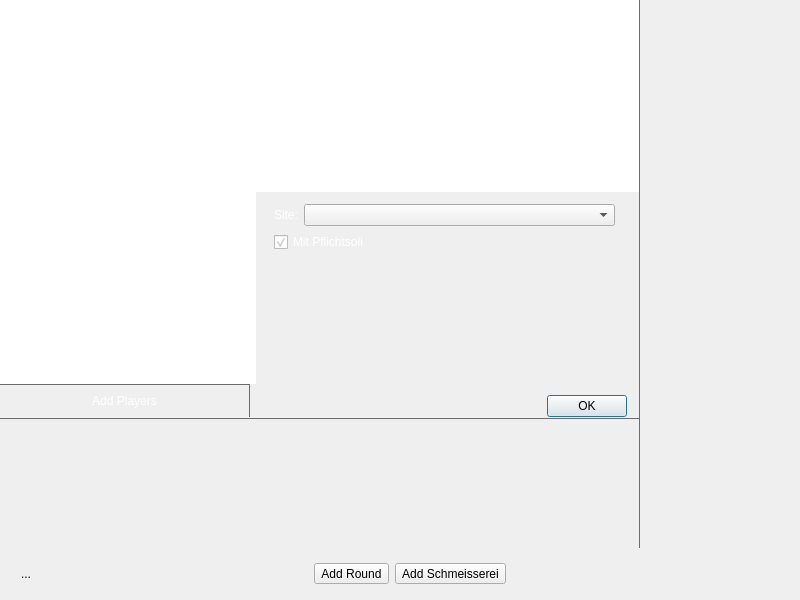
Old version of the form src/ui/game/gamewindow.ui in the repository lbproductions/psnewmodel.
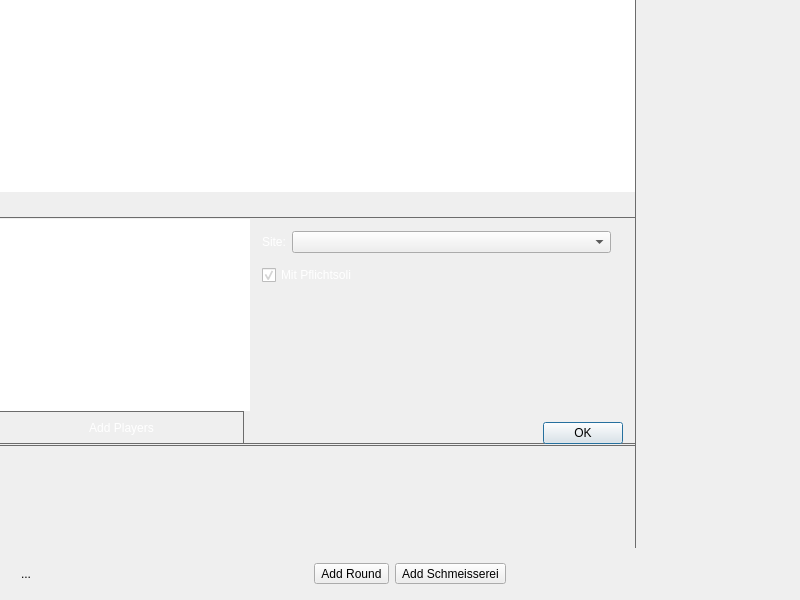
New version of the form. Icons and pictures are not drawn. Custom widgets are drawn as their Qt base class.

Diff of the .ui file:
```diff
--- a/src/ui/game/gamewindow.ui
+++ b/src/ui/game/gamewindow.ui
@@ -14,7 +14,10 @@
    <string>Doppelkopf Game</string>
   </property>
   <property name="styleSheet">
-   <string notr="true">QWidget#statusBar {
+   <string notr="true">QWidget#line, QWidget#line_2 {
+	color: rgb(108,108,108);
+}
+QWidget#statusBar {
 background: url(:/statusbar/dark-background.png) repeat-x;
 }
 QTableCornerButton::section {
@@ -38,8 +41,9 @@
 QPushButton#pushButtonAddPlayers {
 	color: white;
 	border: none;
-	border-top: 1px solid rgb(108,108,108);
-	border-right: 1px solid rgb(108,108,108);
+	border: 1px solid rgb(108,108,108);
+	border-left: none;
+	border-bottom: none;
 	height: 32px;
 	margin-right: 6px;
 }
@@ -53,6 +57,9 @@
 }
 QLabel {
 	color: white;
+}
+QWidget#widgetCreateGame {
+	border-bottom: 1px solid rgb(108,108,108);
 }</string>
   </property>
   <widget class="QWidget" name="centralwidget">
@@ -118,11 +125,35 @@
         </item>
         <item>
          <widget class="QWidget" name="widgetCreateGame" native="true">
-          <layout class="QHBoxLayout" name="horizontalLayout_4" stretch="0,1">
+          <layout class="QVBoxLayout" name="verticalLayout_6" stretch="0,0">
            <property name="spacing">
-            <number>-1</number>
+            <number>0</number>
            </property>
-           <property name="margin">
+           <property name="leftMargin">
+            <number>0</number>
+           </property>
+           <property name="topMargin">
+            <number>24</number>
+           </property>
+           <property name="rightMargin">
+            <number>0</number>
+           </property>
+           <property name="bottomMargin">
+            <number>0</number>
+           </property>
+           <item>
+            <widget class="Line" name="line_2">
+             <property name="frameShadow">
+              <enum>QFrame::Plain</enum>
+             </property>
+             <property name="orientation">
+              <enum>Qt::Horizontal</enum>
+             </property>
+            </widget>
+           </item>
+           <item>
+            <layout class="QHBoxLayout" name="horizontalLayout_5" stretch="0,1">
+             <property name="rightMargin">
             <number>0</number>
            </property>
            <item>
@@ -132,6 +163,24 @@
              </property>
              <item>
               <widget class="PlayersListWidget" name="listWidgetPlayers">
+                 <property name="sizePolicy">
+                  <sizepolicy hsizetype="Fixed" vsizetype="Expanding">
+                   <horstretch>0</horstretch>
+                   <verstretch>0</verstretch>
+                  </sizepolicy>
+                 </property>
+                 <property name="minimumSize">
+                  <size>
+                   <width>250</width>
+                   <height>0</height>
+                  </size>
+                 </property>
+                 <property name="maximumSize">
+                  <size>
+                   <width>250</width>
+                   <height>16777215</height>
+                  </size>
+                 </property>
                <property name="frameShape">
                 <enum>QFrame::NoFrame</enum>
                </property>
@@ -159,6 +208,12 @@
              </property>
              <item>
               <layout class="QFormLayout" name="formLayout">
+                 <property name="horizontalSpacing">
+                  <number>6</number>
+                 </property>
+                 <property name="verticalSpacing">
+                  <number>12</number>
+                 </property>
                <property name="margin">
                 <number>12</number>
                </property>
@@ -197,6 +252,8 @@
             </layout>
            </item>
           </layout>
+           </item>
+          </layout>
          </widget>
         </item>
         <item>
@@ -237,7 +294,7 @@
              <x>0</x>
              <y>0</y>
              <width>597</width>
-             <height>126</height>
+             <height>99</height>
             </rect>
            </property>
            <layout class="QHBoxLayout" name="horizontalLayout_3" stretch="0,0">
```
Lines whose indentation alone changed are shown as unchanged.
